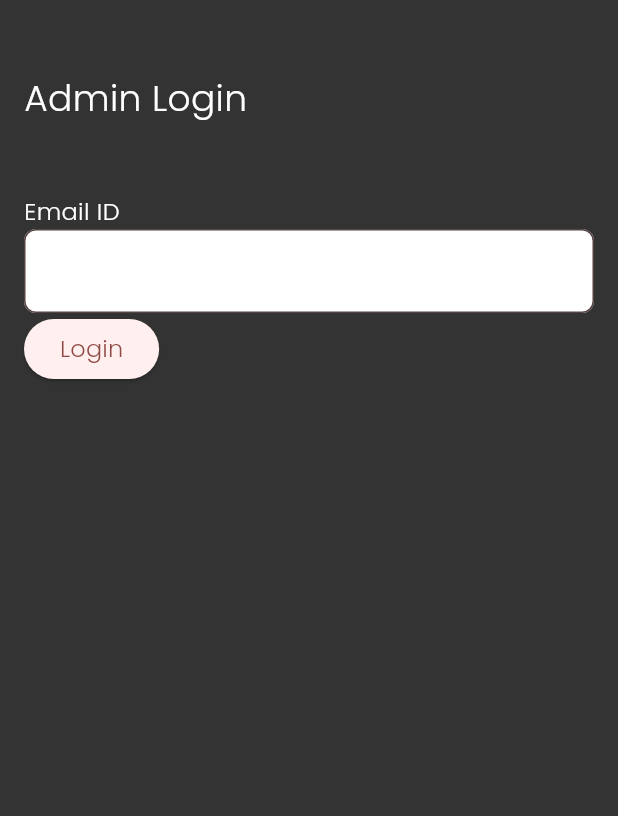
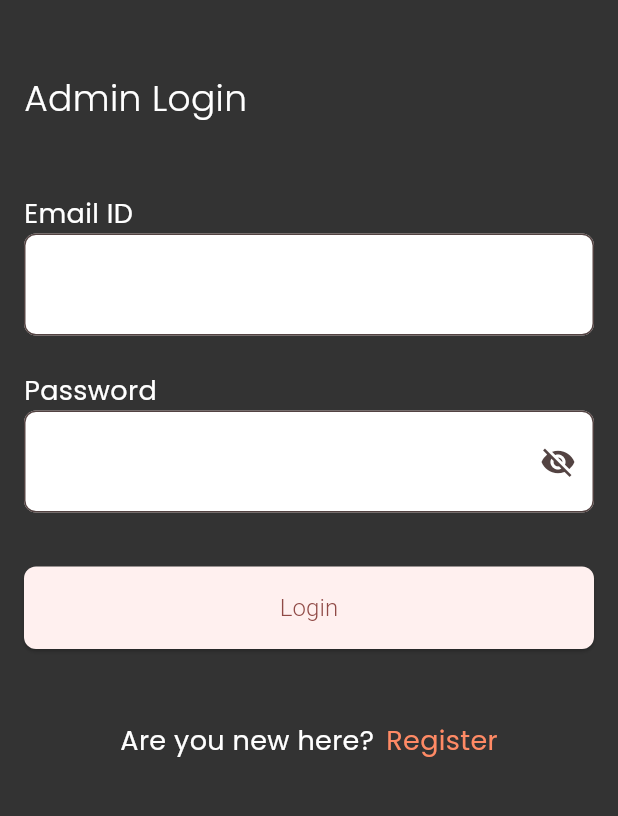
Before and after one commit to obimike/attendance_monitor, a Flutter app: the screen it shows after launch, after a tap on "Next", after a tap on "Skip", after a tap on "I’m an Administrator", on a phone screen of 412 x 824 dp, the part 101-917 px from its top. Run offline on Flutter 3.47's test engine with Material 2 defaults, Android fonts, the phone set to English and light mode, and no system bars; our stand-ins replace bloc, equatable, flutter_bloc, google_fonts.

Commit message:
Admin login and registeration page created

```diff
--- a/lib/admin/features/auth/auth/pages/login.dart
+++ b/lib/admin/features/auth/auth/pages/login.dart
@@ -1,3 +1,4 @@
+import 'package:Attendance_Monitor/admin/features/auth/auth/pages/register.dart';
 import 'package:flutter/material.dart';
 
 class Login extends StatefulWidget {
@@ -13,17 +14,20 @@ class _LoginState extends State<Login> {
   final TextEditingController _passwordController = TextEditingController();
 
   String get _email => _emailController.text;
+  String get _password => _passwordController.text;
 
-  String get _password => _passwordController.text;
+  bool _obscureText = true;
 
   @override
   Widget build(BuildContext context) {
+    var dynamicWidth = MediaQuery.of(context).size.width;
+    var dynamicHeight = MediaQuery.of(context).size.height;
     return SafeArea(
         child: Scaffold(
       body: Padding(
         padding: const EdgeInsets.all(16.0),
+        child: SingleChildScrollView(
           child: Column(
-          mainAxisAlignment: MainAxisAlignment.start,
             crossAxisAlignment: CrossAxisAlignment.start,
             children: [
               const Row(mainAxisAlignment: MainAxisAlignment.center, children: [
@@ -51,8 +55,8 @@ class _LoginState extends State<Login> {
               const Text(
                 "Email ID",
                 style: TextStyle(
-                fontSize: 16,
-                fontWeight: FontWeight.w300,
+                  fontSize: 18,
+                  fontWeight: FontWeight.w400,
                   fontStyle: FontStyle.normal,
                   color: Colors.white,
                 ),
@@ -61,12 +65,42 @@ class _LoginState extends State<Login> {
               TextField(
                 controller: _emailController,
               ),
+              const SizedBox(height: 24),
+              const Text(
+                "Password",
+                style: TextStyle(
+                  fontSize: 18,
+                  fontWeight: FontWeight.w400,
+                  fontStyle: FontStyle.normal,
+                  color: Colors.white,
+                ),
+                textAlign: TextAlign.start,
+              ),
+              TextField(
+                controller: _passwordController,
+                obscureText: _obscureText,
+                decoration: InputDecoration(
+                  suffixIcon: IconButton(
+                    icon: Icon(
+                      _obscureText ? Icons.visibility_off : Icons.visibility,
+                    ),
+                    onPressed: () {
+                      setState(() {
+                        _obscureText = !_obscureText;
+                      });
+                    },
+                  ),
+                ),
+              ),
+              const SizedBox(height: 36),
               ElevatedButton(
                 onPressed: () {
                   // Navigator.of(context).push(
                   //   MaterialPageRoute(builder: (context) => const Login()),
                   // );
                 },
+                child: SizedBox(
+                  width: dynamicWidth,
                   child: const Text(
                     "Login",
                     style: TextStyle(
@@ -74,15 +108,47 @@ class _LoginState extends State<Login> {
                       fontWeight: FontWeight.w300,
                       fontStyle: FontStyle.normal,
                     ),
+                    textAlign: TextAlign.center,
                   ),
                 ),
-            // Stack(children: [
-            //   Positioned(child:
-            //   Row(children: [
-            //
-            //   ],))
-            // ],)
+              ),
+              const SizedBox(height: 48),
+
+              Row(
+                mainAxisAlignment: MainAxisAlignment.center,
+                children: [
+              const Text(
+                "Are you new here?",
+                style: TextStyle(
+                  fontSize: 18,
+                  fontWeight: FontWeight.w400,
+                  fontStyle: FontStyle.normal,
+                  color: Colors.white,
+                ),
+                textAlign: TextAlign.start,
+              ),
+              const SizedBox(width: 8),
+              GestureDetector(
+                onTap: (){
+                  Navigator.of(context).push(
+                    MaterialPageRoute(builder: (context) => const Register()),
+                  );
+                },
+                child: Text(
+                  "Register",
+                  style: TextStyle(
+                    fontSize: 18,
+                    fontWeight: FontWeight.w400,
+                    fontStyle: FontStyle.normal,
+                    color: Colors.deepOrange[300],
+                  ),
+                  textAlign: TextAlign.start,
+                ),
+              ),
                 ],
+              )
+            ],
+          ),
         ),
       ),
     ));
--- /dev/null
+++ b/lib/admin/features/dashboard/event.dart
@@ -0,0 +1,3 @@
+abstract class DashboardEvent {}
+
+class InitEvent extends DashboardEvent {}
--- a/lib/common/welcome/welcome_page.dart
+++ b/lib/common/welcome/welcome_page.dart
@@ -61,10 +61,12 @@ class Welcome extends StatelessWidget {
                           ),
                         ),
                       ),
+                      const SizedBox(height: 48),
                       ElevatedButton(
                         onPressed: () {
                           Navigator.of(context).push(
-                            MaterialPageRoute(builder: (context) => const Login()),
+                            MaterialPageRoute(
+                                builder: (context) => const Login()),
                           );
                         },
                         child: const Text(
--- a/lib/main.dart
+++ b/lib/main.dart
@@ -18,16 +18,57 @@ class MyApp extends StatelessWidget {
       theme: ThemeData(
         colorScheme: ColorScheme.fromSeed(seedColor: Colors.redAccent),
         useMaterial3: true,
-        textTheme: GoogleFonts.poppinsTextTheme(),
+        textTheme: GoogleFonts.poppinsTextTheme(
+          const TextTheme(
+            titleLarge: TextStyle(
+              fontSize: 36,
+              color: Colors.white,
+              fontWeight: FontWeight.w300,
+              fontStyle: FontStyle.normal,
+            ),
+
+            bodyLarge: TextStyle(
+              fontSize: 24,
+              color: Colors.white,
+              fontWeight: FontWeight.w300,
+              fontStyle: FontStyle.normal,
+            ),
+
+            bodyMedium: TextStyle(
+              fontSize: 18,
+              color: Colors.white,
+              fontWeight: FontWeight.w300,
+              fontStyle: FontStyle.normal,
+            ),
+            bodySmall: TextStyle(
+              fontSize: 16,
+              color: Colors.white,
+              fontWeight: FontWeight.w300,
+              fontStyle: FontStyle.normal,
+            ),
+
+          ),
+        ),
         scaffoldBackgroundColor: const Color.fromARGB(255, 51, 51, 51),
         inputDecorationTheme: const InputDecorationTheme(
-            fillColor:  Colors.white,
-            focusedBorder: OutlineInputBorder(borderSide: BorderSide(color: Colors.transparent)),
+            fillColor: Colors.white,
+            focusedBorder: OutlineInputBorder(
+                borderSide: BorderSide(color: Colors.transparent)),
             outlineBorder: BorderSide(color: Colors.white),
-            border: OutlineInputBorder(borderRadius: BorderRadius.all(Radius.circular(8)),
+            border: OutlineInputBorder(
+              borderRadius: BorderRadius.all(Radius.circular(8)),
             ),
-            filled: true)
-
+            filled: true),
+        elevatedButtonTheme: ElevatedButtonThemeData(
+            style: ButtonStyle(
+          padding: MaterialStateProperty.all(
+              const EdgeInsets.symmetric(horizontal: 24, vertical: 16)),
+          shape: MaterialStateProperty.all(
+            const RoundedRectangleBorder(
+              borderRadius: BorderRadius.all(Radius.circular(8)),
+            ),
+          ),
+        )),
       ),
       home: const Splash(),
     );
```
Also changed, not shown: lib/admin/features/auth/auth/pages/register.dart (+188 -0 lines), lib/admin/features/dashboard/bloc.dart (added, +14 -0 lines), lib/admin/features/dashboard/state.dart (added, +9 -0 lines), lib/admin/features/dashboard/view.dart (added, +22 -0 lines), lib/admin/features/dashboard/pages/dashboard.dart (added). Lines whose indentation alone changed are shown as unchanged.
